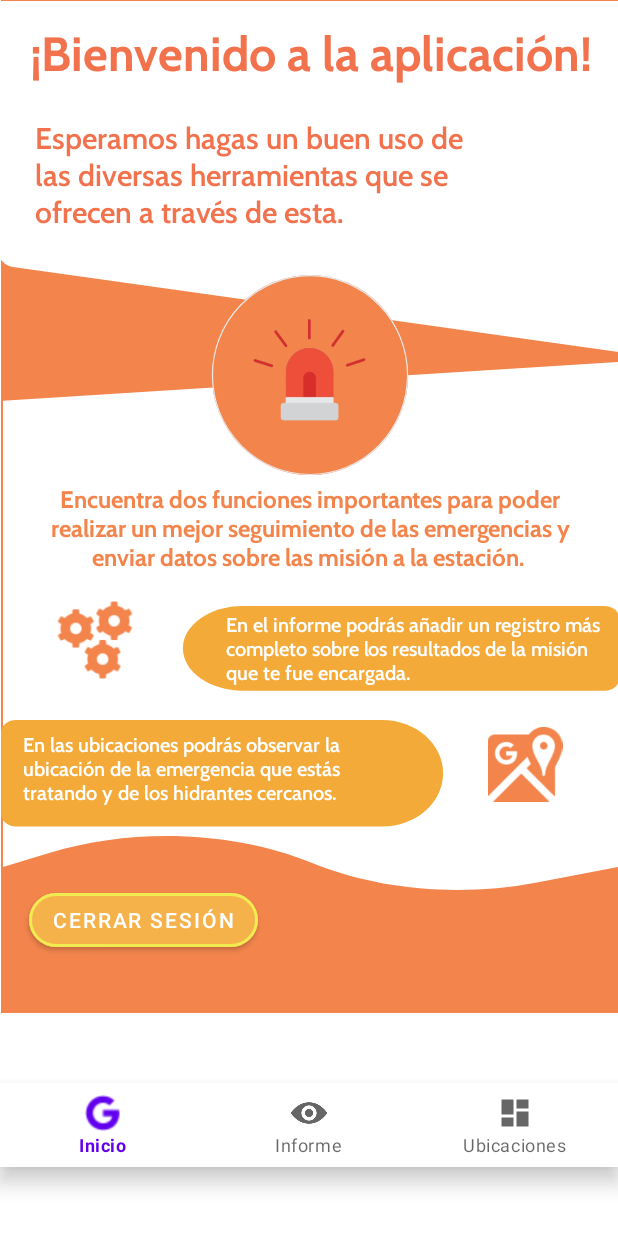
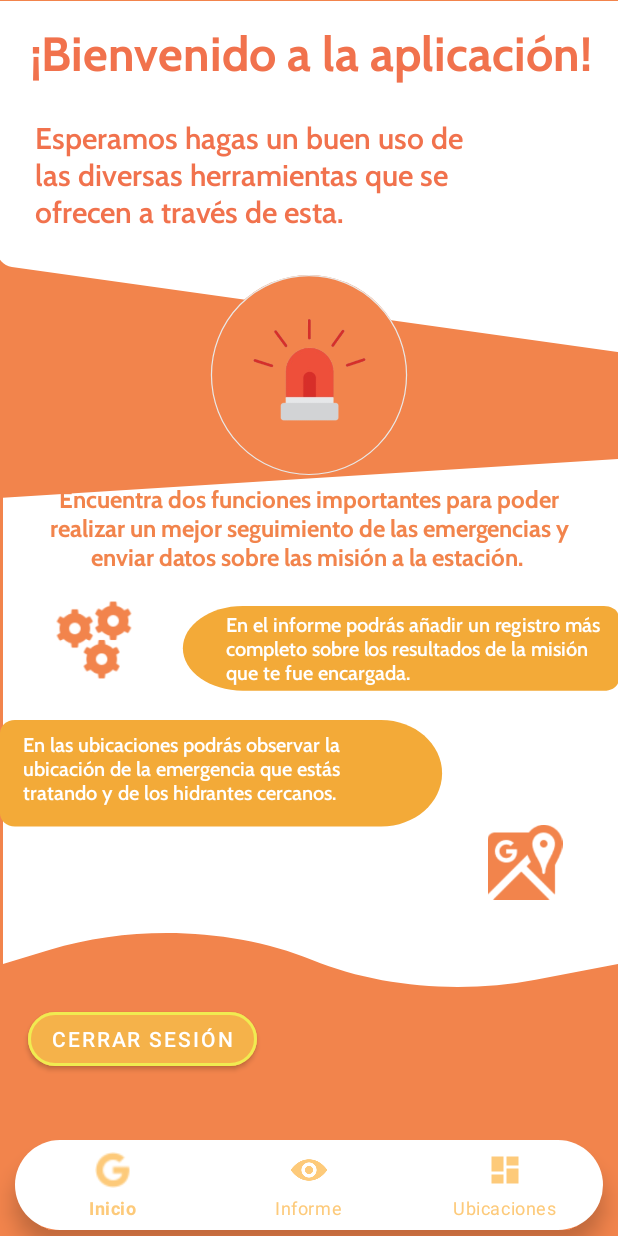
Before and after one commit to DJmnz0107/IGNIS---Android-App, an Android app: the activity_bomberos screen opened directly, with no data from a screen before it, on a phone screen of 412 x 824 dp. Run offline under Robolectric (Android 15) with nearby library versions, the phone set to English and light mode, and no system bars; our stand-ins replace navigation-ui.

Commit message:
arreglando bottom navigation

```diff
--- a/app/src/main/res/layout/activity_bomberos.xml
+++ b/app/src/main/res/layout/activity_bomberos.xml
@@ -1,33 +1,35 @@
 <?xml version="1.0" encoding="utf-8"?>
 <androidx.constraintlayout.widget.ConstraintLayout xmlns:android="http://schemas.android.com/apk/res/android"
     xmlns:app="http://schemas.android.com/apk/res-auto"
-
-
     xmlns:tools="http://schemas.android.com/tools"
     android:id="@+id/main"
+    android:background="#F2844C"
     android:layout_width="match_parent"
     android:layout_height="match_parent"
     tools:context=".activity_bomberos">
 
     <com.google.android.material.bottomnavigation.BottomNavigationView
         android:id="@+id/nav_bomberos"
-        android:layout_width="0dp"
-        android:layout_height="wrap_content"
+        android:layout_width="match_parent"
+        android:layout_height="60dp"
+        android:layout_marginHorizontal="10dp"
+        android:layout_marginBottom="4dp"
+        android:background="@drawable/rectangulo"
+        app:itemIconTint="@drawable/colordelitem"
+        app:itemTextColor="@drawable/colortexto"
         app:layout_constraintBottom_toBottomOf="parent"
-        app:layout_constraintHorizontal_bias="0.0"
-        app:layout_constraintLeft_toLeftOf="parent"
-        app:layout_constraintRight_toRightOf="parent"
-        app:layout_constraintTop_toBottomOf="@+id/nav_host_fragment_container"
+        app:layout_constraintEnd_toEndOf="parent"
+        app:layout_constraintHorizontal_bias="0.473"
+        app:layout_constraintStart_toStartOf="parent"
         app:menu="@menu/menu_bombero" />
 
     <fragment
         android:id="@+id/nav_host_fragment_container"
-
         android:name="androidx.navigation.fragment.NavHostFragment"
-        android:layout_width="411dp"
-        android:layout_height="675dp"
+        android:layout_width="0dp"
+        android:layout_height="0dp"
         app:defaultNavHost="true"
-
+        app:layout_constraintBottom_toTopOf="@+id/nav_bomberos"
         app:layout_constraintEnd_toEndOf="parent"
         app:layout_constraintStart_toStartOf="parent"
         app:layout_constraintTop_toTopOf="parent"
```
